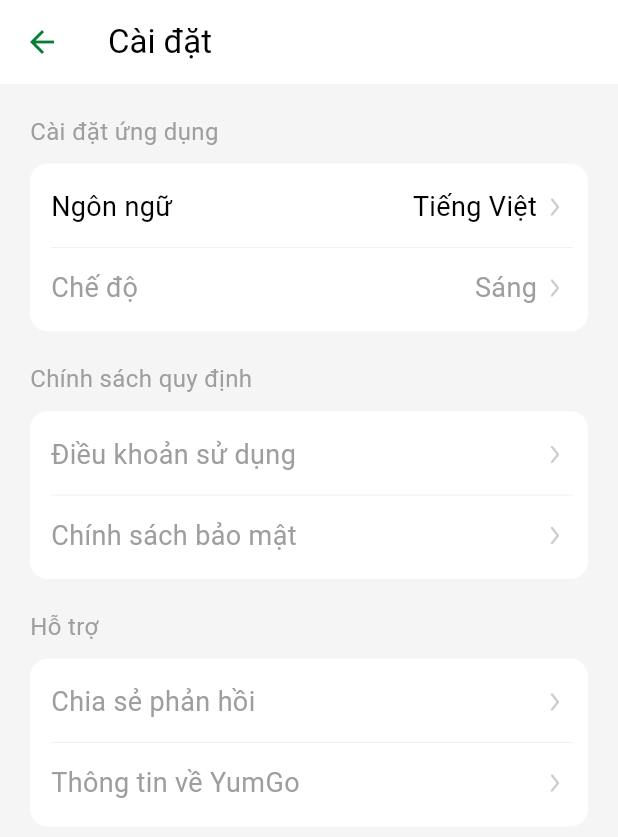
After one commit to AnhHa03/YumGo, a Flutter app: the SettingsScreen screen opened directly, on a phone screen of 412 x 824 dp. The commit adds this screen. Shown: the top 837 px of the screen. Run offline on Flutter 3.47's test engine with Material 3 defaults, Android fonts, the phone set to English and light mode, and no system bars; our stand-ins replace flutter_svg; network calls fail.

Commit message:
feat: add settings screen

```diff
--- a/lib/features/profile/widgets/profile_settings.dart
+++ b/lib/features/profile/widgets/profile_settings.dart
@@ -1,7 +1,7 @@
 import 'package:flutter/material.dart';
 import 'package:yumgo/core/theme/app_colors.dart';
 import 'package:yumgo/core/theme/constants/app_icons.dart';
-import 'package:yumgo/features/profile/ui/settings_screen.dart';
+import 'package:yumgo/features/settings/ui/settings_screen.dart';
 import 'package:yumgo/features/profile/widgets/setting_item.dart';
 
 class ProfileSettings extends StatelessWidget {
--- /dev/null
+++ b/lib/features/settings/ui/settings_screen.dart
@@ -0,0 +1,25 @@
+import 'package:flutter/material.dart';
+import 'package:yumgo/core/theme/app_colors.dart';
+import 'package:yumgo/features/settings/widgets/app_settings.dart';
+import 'package:yumgo/features/settings/widgets/support_policy.dart';
+
+class SettingsScreen extends StatefulWidget {
+  const SettingsScreen({super.key});
+
+  @override
+  State<SettingsScreen> createState() => _SettingsScreenState();
+}
+
+class _SettingsScreenState extends State<SettingsScreen> {
+  @override
+  Widget build(BuildContext context) {
+    return Scaffold(
+      backgroundColor: AppColors.backgroundGrey,
+      appBar: AppBar(title: Text("Cài đặt")),
+      body: Padding(
+        padding: const EdgeInsets.all(20.0),
+        child: Column(children: [AppSettings(), SupportPolicy()]),
+      ),
+    );
+  }
+}
--- /dev/null
+++ b/lib/features/settings/widgets/app_settings.dart
@@ -0,0 +1,80 @@
+import 'package:flutter/material.dart';
+import 'package:yumgo/core/theme/app_colors.dart';
+import 'package:yumgo/core/theme/constants/app_icons.dart';
+import 'package:yumgo/widgets/app_icon.dart';
+
+class AppSettings extends StatelessWidget {
+  const AppSettings({super.key});
+
+  @override
+  Widget build(BuildContext context) {
+    return Column(
+      crossAxisAlignment: CrossAxisAlignment.start,
+      children: [
+        Text(
+          "Cài đặt ứng dụng",
+          style: TextStyle(
+            color: AppColors.grey,
+            fontWeight: FontWeight.w400,
+            fontSize: 16,
+          ),
+        ),
+        SizedBox(height: 10),
+        Container(
+          padding: EdgeInsets.fromLTRB(14, 10, 10, 10),
+          decoration: BoxDecoration(
+            color: AppColors.white,
+            borderRadius: BorderRadius.circular(12),
+          ),
+          child: Column(
+            children: [
+              AppSettingsItem(() {}, "Ngôn ngữ", "Tiếng Việt", true),
+              Divider(thickness: 0.2, color: AppColors.greyLight),
+              AppSettingsItem(() {}, "Chế độ", "Sáng", false),
+            ],
+          ),
+        ),
+      ],
+    );
+  }
+
+  Padding AppSettingsItem(
+    VoidCallback onTapSetting,
+    String title,
+    String subTitle,
+    bool isEnable,
+  ) {
+    return Padding(
+      padding: const EdgeInsets.only(top: 6, bottom: 6),
+      child: GestureDetector(
+        onTap: () {
+          // change mode
+        },
+        child: Row(
+          children: [
+            Text(
+              title,
+              style: TextStyle(
+                fontSize: 18,
+                color: isEnable ? AppColors.black : AppColors.grey,
+              ),
+            ),
+            Spacer(),
+            Text(
+              subTitle,
+              style: TextStyle(
+                fontSize: 18,
+                color: isEnable ? AppColors.black : AppColors.grey,
+              ),
+            ),
+            AppIcon(
+              icon: AppIcons.direction_right,
+              size: 24,
+              color: AppColors.greyLight,
+            ),
+          ],
+        ),
+      ),
+    );
+  }
+}
--- /dev/null
+++ b/lib/features/settings/widgets/support_policy.dart
@@ -0,0 +1,120 @@
+import 'package:flutter/material.dart';
+import 'package:yumgo/core/theme/app_colors.dart';
+import 'package:yumgo/core/theme/constants/app_icons.dart';
+import 'package:yumgo/widgets/app_icon.dart';
+
+class SupportPolicy extends StatelessWidget {
+  const SupportPolicy({super.key});
+
+  @override
+  Widget build(BuildContext context) {
+    return Column(
+      crossAxisAlignment: CrossAxisAlignment.start,
+      children: [
+        SizedBox(height: 20),
+        Text(
+          "Chính sách quy định",
+          style: TextStyle(
+            color: AppColors.grey,
+            fontWeight: FontWeight.w400,
+            fontSize: 16,
+          ),
+        ),
+        SizedBox(height: 10),
+        Container(
+          padding: EdgeInsets.fromLTRB(14, 10, 10, 10),
+          decoration: BoxDecoration(
+            color: AppColors.white,
+            borderRadius: BorderRadius.circular(12),
+          ),
+          child: Column(
+            children: [
+              Setting_Item(
+                () {
+                  //
+                },
+                "Điều khoản sử dụng",
+                false,
+              ),
+              Divider(thickness: 0.2, color: AppColors.greyLight),
+              Setting_Item(
+                () {
+                  //
+                },
+                "Chính sách bảo mật",
+                false,
+              ),
+            ],
+          ),
+        ),
+
+        SizedBox(height: 20),
+        Text(
+          "Hỗ trợ",
+          style: TextStyle(
+            color: AppColors.grey,
+            fontWeight: FontWeight.w400,
+            fontSize: 16,
+          ),
+        ),
+        SizedBox(height: 10),
+        Container(
+          padding: EdgeInsets.fromLTRB(14, 10, 10, 10),
+          decoration: BoxDecoration(
+            color: AppColors.white,
+            borderRadius: BorderRadius.circular(12),
+          ),
+          child: Column(
+            children: [
+              Setting_Item(
+                () {
+                  //
+                },
+                "Chia sẻ phản hồi",
+                false,
+              ),
+              Divider(thickness: 0.2, color: AppColors.greyLight),
+              Setting_Item(
+                () {
+                  //
+                },
+                "Thông tin về YumGo",
+                false,
+              ),
+            ],
+          ),
+        ),
+      ],
+    );
+  }
+
+  Padding Setting_Item(VoidCallback onTapSupport, String title, bool isEnable) {
+    return Padding(
+      padding: const EdgeInsets.only(bottom: 6, top: 6),
+      child: GestureDetector(
+        onTap: onTapSupport,
+        child: Column(
+          children: [
+            Row(
+              children: [
+                Text(
+                  title,
+                  style: TextStyle(
+                    fontSize: 18,
+                    color: isEnable ? AppColors.black : AppColors.grey,
+                  ),
+                ),
+                Spacer(),
+                AppIcon(
+                  icon: AppIcons.direction_right,
+                  size: 24,
+                  color: AppColors.greyLight,
+                ),
+              ],
+            ),
+          ],
+        ),
+      ),
+    );
+  }
+}
```
